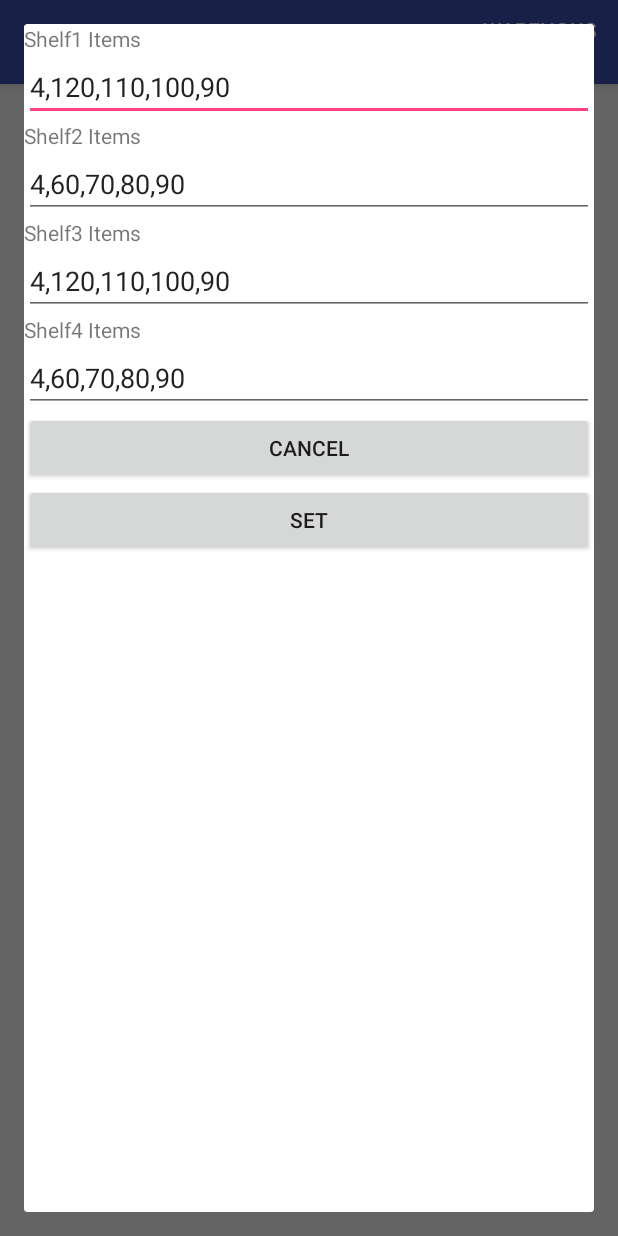
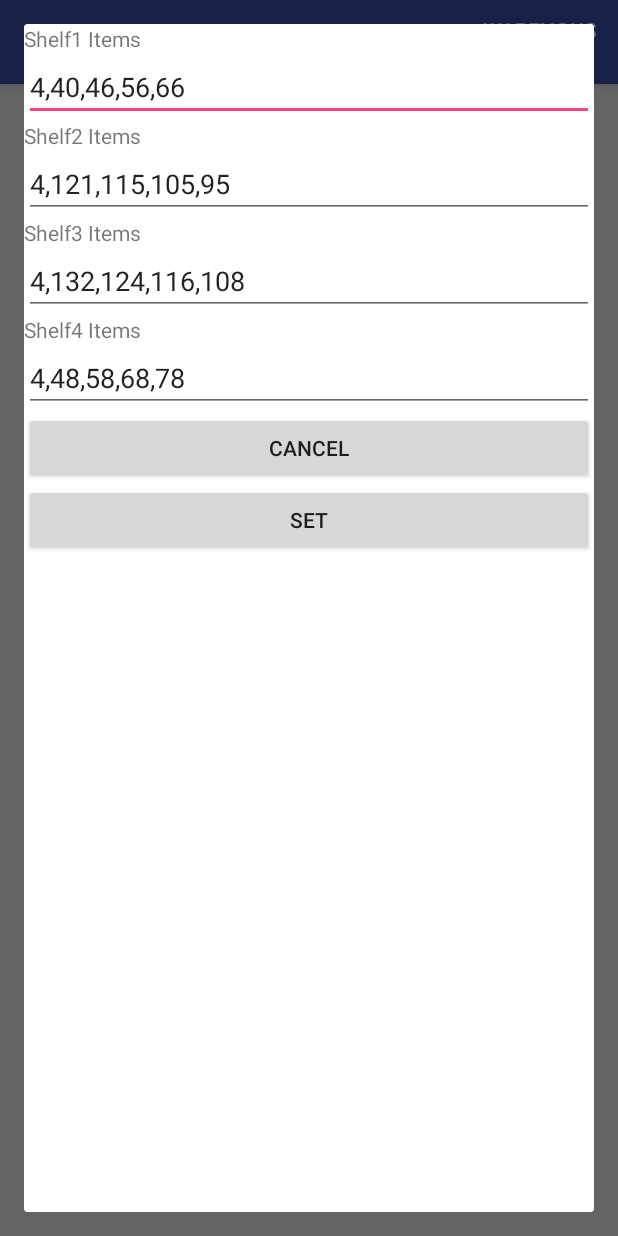
Before and after one commit to mradulkanugo/iot-retail-hackathon, an Android app: the screen it shows after launch (BaseActivity), after a tap on "WAREHOUSE", on a phone screen of 412 x 824 dp. Run offline under Robolectric (Android 15) with nearby library versions, the phone set to English and light mode, and no system bars.

Commit message:
Refixed the angles and warehouse set bug

```diff
--- a/Server/MyApplication/app/src/main/java/thoughtworks/iot/androidserver/BaseActivity.java
+++ b/Server/MyApplication/app/src/main/java/thoughtworks/iot/androidserver/BaseActivity.java
@@ -23,7 +23,6 @@ import android.widget.Toast;
 import java.io.IOException;
 import java.util.ArrayList;
 import java.util.Set;
-import java.util.StringTokenizer;
 
 public class BaseActivity extends AppCompatActivity {
 
@@ -40,6 +39,7 @@ public class BaseActivity extends AppCompatActivity {
     private BluetoothDevice bdevice = null;
     TextView statusMessage;
     Button dispatchButton;
+    Button resetMotorOne,resetMotorTwo ;
 
 
     @Override
@@ -53,6 +53,20 @@ public class BaseActivity extends AppCompatActivity {
             public void onClick(View v) {
                 Cart testcart = new Cart(1, 1, 1, 1);
                 addCarttoDispatchList(testcart);
+            }
+        });
+        resetMotorOne = (Button) findViewById(R.id.reset_button_one);
+        resetMotorTwo = (Button) findViewById(R.id.reset_button_two);
+        resetMotorOne.setOnClickListener(new View.OnClickListener() {
+            @Override
+            public void onClick(View view) {
+                bluetoothThread.resetMotorOne();
+            }
+        });
+        resetMotorTwo.setOnClickListener(new View.OnClickListener() {
+            @Override
+            public void onClick(View view) {
+                bluetoothThread.resetMotorTwo();
             }
         });
         statusHandler = new Handler() {
@@ -108,16 +122,16 @@ public class BaseActivity extends AppCompatActivity {
             availableItemsForsell[counter] = 4;
         }
         wareHouse = new Shelf[4];
-        int[] angleforShelf1 = {82, 84, 86, 88, 90};
+        int[] angleforShelf1 = {40, 46, 56, 66};
         wareHouse[0] = new Shelf(1, 0, 4, angleforShelf1, activityReference);
 
-        int[] angleforShelf2 = {98, 96, 94, 92, 90};
+        int[] angleforShelf2 = {121, 115, 105, 95};
         wareHouse[1] = new Shelf(2, 0, 4, angleforShelf2, activityReference);
 
-        int[] angleforShelf3 = {82, 84, 86, 88, 90};
+        int[] angleforShelf3 = {132, 124, 116, 108};
         wareHouse[2] = new Shelf(3, 1, 4, angleforShelf3, activityReference);
 
-        int[] angleforShelf4 = {98, 96, 94, 92, 90};
+        int[] angleforShelf4 = {48, 58, 68, 78};
         wareHouse[3] = new Shelf(4, 1, 4, angleforShelf4, activityReference);
     }
 
@@ -198,10 +212,10 @@ public class BaseActivity extends AppCompatActivity {
         warehouseSetting.show();
 
         final SharedPreferences sharedPreferences = activityReference.getSharedPreferences("defaultSettings", MODE_PRIVATE);
-        editTextOne.setText(sharedPreferences.getString("shelfOneAngles", "4,120,110,100,90"));
-        editTextTwo.setText(sharedPreferences.getString("shelfTwoAngles", "4,60,70,80,90"));
-        editTextThree.setText(sharedPreferences.getString("shelfThreeAngles", "4,120,110,100,90"));
-        editTextFour.setText(sharedPreferences.getString("shelfFourAngles", "4,60,70,80,90"));
+        editTextOne.setText(sharedPreferences.getString("shelfOneAngles", "4,40,46,56,66"));
+        editTextTwo.setText(sharedPreferences.getString("shelfTwoAngles", "4,121,115,105,95"));
+        editTextThree.setText(sharedPreferences.getString("shelfThreeAngles", "4,132,124,116,108"));
+        editTextFour.setText(sharedPreferences.getString("shelfFourAngles", "4,48,58,68,78"));
 
 
         Button buttonSet = (Button) warehouseSetting.findViewById(R.id.setButtonWarehouse);
@@ -215,7 +229,7 @@ public class BaseActivity extends AppCompatActivity {
                     editor.putString("shelfOneAngles", shelfOneNewParameters);
                     int[] parameters = new int[4];
                     for (int counter = 0; counter < 4; counter++) {
-                        parameters[counter] = Integer.parseInt(shelfOneParameterValues[counter + 1]);
+                        parameters[counter] = Integer.parseInt(shelfOneParameterValues[counter]);
                     }
                     wareHouse[0] = new Shelf(1, 0, Integer.parseInt(shelfOneParameterValues[0]), parameters, activityReference);
                 }
@@ -226,7 +240,7 @@ public class BaseActivity extends AppCompatActivity {
                     editor.putString("shelfTwoAngles", shelfTwoNewParameters);
                     int[] parameters = new int[4];
                     for (int counter = 0; counter < 4; counter++) {
-                        parameters[counter] = Integer.parseInt(shelfTwoParameterValues[counter + 1]);
+                        parameters[counter] = Integer.parseInt(shelfTwoParameterValues[counter]);
                     }
                     wareHouse[1] = new Shelf(2, 0, Integer.parseInt(shelfTwoParameterValues[0]), parameters, activityReference);
                 }
@@ -237,7 +251,7 @@ public class BaseActivity extends AppCompatActivity {
                     editor.putString("shelfThreeAngles", shelfThreeNewParameters);
                     int[] parameters = new int[4];
                     for (int counter = 0; counter < 4; counter++) {
-                        parameters[counter] = Integer.parseInt(shelfThreeParameterValues[counter + 1]);
+                        parameters[counter] = Integer.parseInt(shelfThreeParameterValues[counter]);
                     }
                     wareHouse[2] = new Shelf(3, 1, Integer.parseInt(shelfThreeParameterValues[0]), parameters, activityReference);
                 }
@@ -248,7 +262,7 @@ public class BaseActivity extends AppCompatActivity {
                     editor.putString("shelfFourAngles", shelfFourNewParameters);
                     int[] parameters = new int[4];
                     for (int counter = 0; counter < 4; counter++) {
-                        parameters[counter] = Integer.parseInt(shelfFourParameterValues[counter + 1]);
+                        parameters[counter] = Integer.parseInt(shelfFourParameterValues[counter]);
                     }
                     wareHouse[3] = new Shelf(4, 1, Integer.parseInt(shelfFourParameterValues[0]), parameters, activityReference);
                 }
--- a/Server/MyApplication/app/src/main/res/layout/activity_main.xml
+++ b/Server/MyApplication/app/src/main/res/layout/activity_main.xml
@@ -32,4 +32,28 @@
         android:layout_marginStart="48dp"
         android:layout_marginTop="36dp"
         android:id="@+id/buttonDispature" />
+
+    <Button
+        android:text="ResetMotorOne"
+        android:layout_width="wrap_content"
+        android:layout_height="wrap_content"
+        android:layout_marginTop="55dp"
+        android:id="@+id/reset_button_one"
+        android:layout_below="@+id/buttonDispature"
+        android:layout_alignParentLeft="true"
+        android:layout_alignParentStart="true"
+        android:layout_marginLeft="20dp"
+        android:layout_marginStart="20dp" />
+
+    <Button
+        android:text="ResetMotorTwo"
+        android:layout_width="wrap_content"
+        android:layout_height="wrap_content"
+        android:id="@+id/reset_button_two"
+        android:layout_alignBaseline="@+id/reset_button_one"
+        android:layout_alignBottom="@+id/reset_button_one"
+        android:layout_alignParentRight="true"
+        android:layout_alignParentEnd="true"
+        android:layout_marginRight="20dp"
+        android:layout_marginEnd="20dp" />
 </RelativeLayout>
```
Also changed, not shown: Server/MyApplication/app/src/main/java/thoughtworks/iot/androidserver/BluetoothThread.java (+29 -0 lines), 1 other file.
